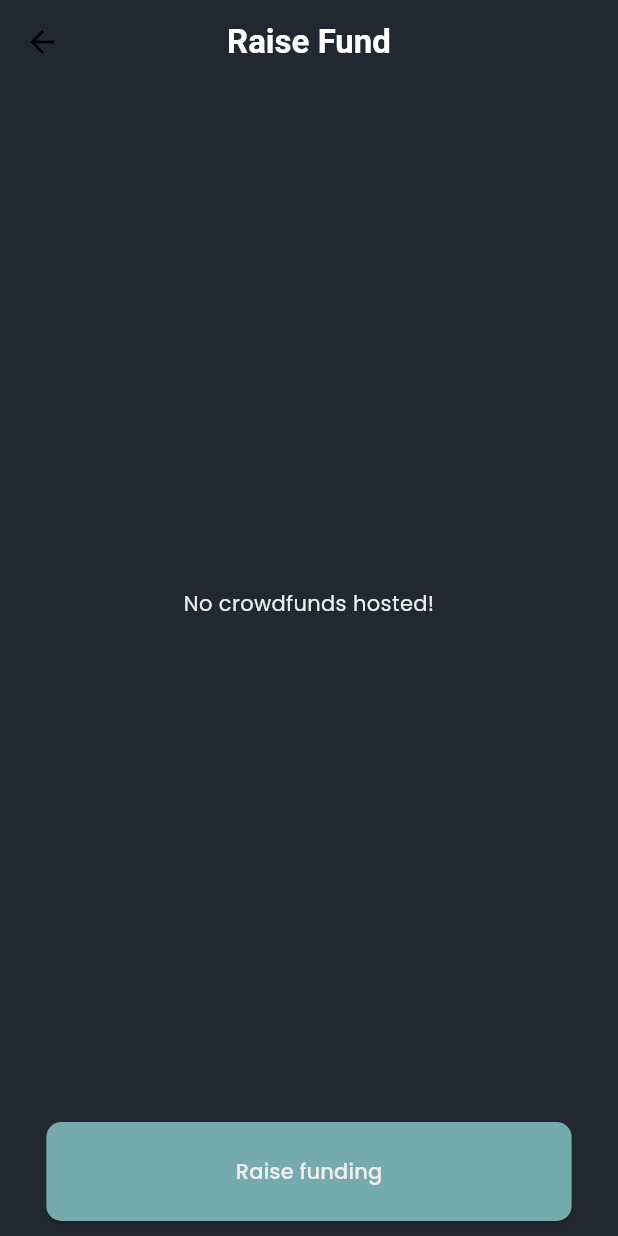
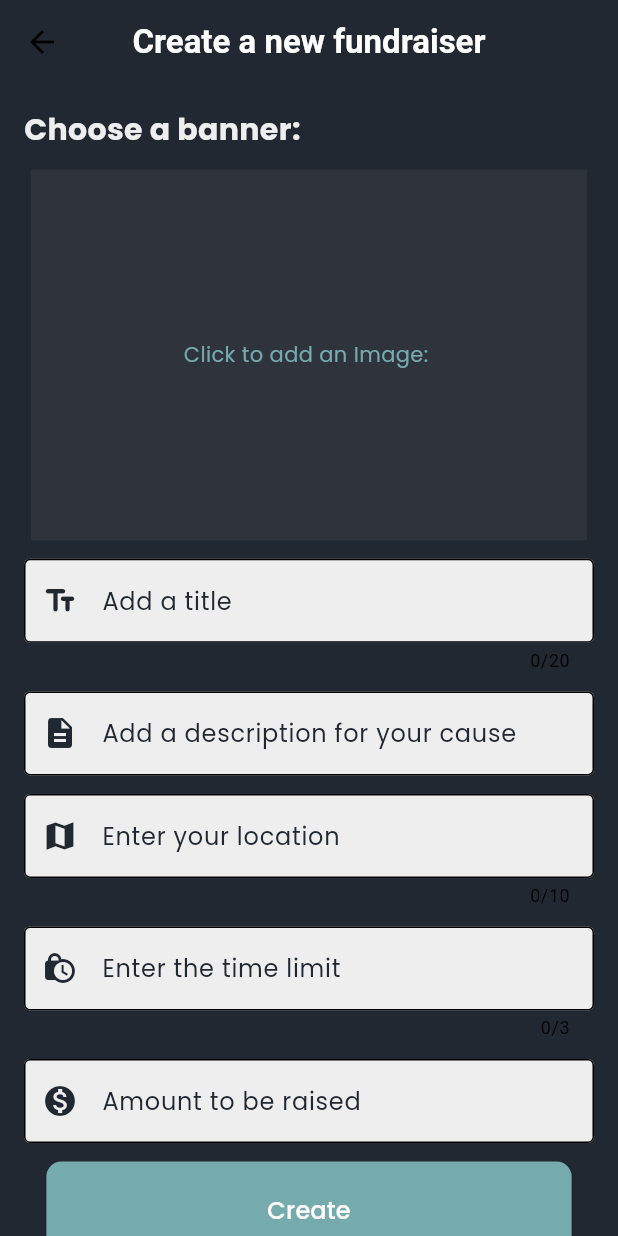
Before and after one commit to UttkarshM/hackbangalore, a Flutter app: the RaiseFundScreen screen opened directly, after a tap on "Raise funding", on a phone screen of 412 x 824 dp. Run offline on Flutter 3.47's test engine with Material 3 defaults, Android fonts, the light colour scheme and no system bars; our stand-ins replace firebase_auth, firebase_core, flutter_riverpod, flutter_svg, gap, google_fonts and 2 more; accounts and stored records are empty.

Commit message:
create your own funding page

```diff
--- /dev/null
+++ b/client/lib/models/my_fund.dart
@@ -0,0 +1,21 @@
+import 'package:flutter/material.dart';
+import 'package:image_picker/image_picker.dart';
+
+class MyFund {
+  final XFile? image;
+  final String title;
+  final String description;
+  final String location;
+  final String timeLeft;
+  final double fundsRaised;
+  final double fundsNeeded;
+
+  const MyFund(
+      {required this.image,
+      required this.title,
+      required this.description,
+      required this.location,
+      required this.timeLeft,
+      required this.fundsNeeded,
+      required this.fundsRaised});
+}
--- a/client/lib/providers/my_funds_provider.dart
+++ b/client/lib/providers/my_funds_provider.dart
@@ -1,19 +1,20 @@
 import 'package:client/models/fund.dart';
+import 'package:client/models/my_fund.dart';
 import 'package:riverpod/riverpod.dart';
 
-class MyFundsNotifier extends StateNotifier<List<Fund>> {
+class MyFundsNotifier extends StateNotifier<List<MyFund>> {
   MyFundsNotifier() : super([]);
 
-  void addFund(Fund fundOption) {
+  void addFund(MyFund fundOption) {
     state = [...state, fundOption];
   }
 
   void removeFund(int index) {
-    List<Fund> tempList = state;
+    List<MyFund> tempList = state;
     tempList.removeAt(index);
     state = tempList;
   }
 }
 
-final myFundsProvider = StateNotifierProvider<MyFundsNotifier, List<Fund>>(
+final myFundsProvider = StateNotifierProvider<MyFundsNotifier, List<MyFund>>(
     (ref) => MyFundsNotifier());
--- a/client/lib/screens/app/raise_fund_screen.dart
+++ b/client/lib/screens/app/raise_fund_screen.dart
@@ -1,6 +1,9 @@
 import 'package:client/providers/my_funds_provider.dart';
+import 'package:client/screens/app/home_screen.dart';
+import 'package:client/screens/features/create_fund_screen.dart';
 import 'package:client/themes/colors.dart';
 import 'package:client/widgets/fund_option.dart';
+import 'package:client/widgets/my_fund_option.dart';
 import 'package:flutter/cupertino.dart';
 import 'package:flutter/material.dart';
 import 'package:flutter/src/widgets/framework.dart';
@@ -27,27 +30,46 @@ class _RaiseFundScreenState extends ConsumerState<RaiseFundScreen> {
     return Scaffold(
       appBar: AppBar(
         centerTitle: true,
+        leading: IconButton(
+            icon: Icon(Icons.arrow_back),
+            onPressed: () {
+              Navigator.of(context).push(MaterialPageRoute(
+                    builder: (context) => const HomeScreen()));
+            },
+          ),
         title: Text(
           'Raise Fund',
           style: Theme.of(context).textTheme.titleLarge,
         ),
         backgroundColor: colors.d1,
       ),
-      body: Column(
+      body: Padding(
+        padding: const EdgeInsets.all(16),
+        child: Column(
           children: [
             Expanded(
-            child: myFundsList.isNotEmpty?ListView.separated(
+              child: myFundsList.isNotEmpty
+                  ? ListView.separated(
                       itemBuilder: (context, index) =>
-                    FundOption(fundDetails: myFundsList[index], idx: index),
+                          MyFundOption(fundDetails: myFundsList[index], idx: index),
                       separatorBuilder: (context, index) => const Padding(
                             padding: EdgeInsets.only(top: 10),
                           ),
-                itemCount: myFundsList.length): Center(child: Text('No crowdfunds hosted!', style: TextStyle(color: colors.l1),),),
+                      itemCount: myFundsList.length)
+                  : Center(
+                      child: Text(
+                        'No crowdfunds hosted!',
+                        style: TextStyle(color: colors.l1),
+                      ),
+                    ),
             ),
             Padding(
               padding: const EdgeInsets.only(bottom: 10),
               child: ElevatedButton(
-              onPressed: () {},
+                onPressed: () {
+                  Navigator.of(context).push(MaterialPageRoute(
+                      builder: (context) => const CreateFundScreen()));
+                },
                 style: ElevatedButton.styleFrom(
                   backgroundColor: colors.l2,
                   minimumSize: Size(width * 0.85, height * 0.08),
@@ -65,6 +87,7 @@ class _RaiseFundScreenState extends ConsumerState<RaiseFundScreen> {
             ),
           ],
         ),
+      ),
     );
   }
 }
--- /dev/null
+++ b/client/lib/screens/features/create_fund_screen.dart
@@ -0,0 +1,227 @@
+import 'dart:io';
+
+import 'package:client/models/my_fund.dart';
+import 'package:client/providers/my_funds_provider.dart';
+import 'package:client/screens/app/home_screen.dart';
+import 'package:client/screens/app/raise_fund_screen.dart';
+import 'package:client/themes/colors.dart';
+import 'package:flutter/material.dart';
+import 'package:flutter/src/widgets/framework.dart';
+import 'package:flutter/widgets.dart';
+import 'package:flutter_riverpod/flutter_riverpod.dart';
+import 'package:gap/gap.dart';
+import 'package:image_picker/image_picker.dart';
+
+class CreateFundScreen extends ConsumerStatefulWidget {
+  const CreateFundScreen({super.key});
+
+  @override
+  ConsumerState<ConsumerStatefulWidget> createState() {
+    return _CreateFundScreenState();
+  }
+}
+
+class _CreateFundScreenState extends ConsumerState<CreateFundScreen> {
+  var titleController = TextEditingController();
+  var descriptionController = TextEditingController();
+  var locationController = TextEditingController();
+  var timeController = TextEditingController();
+  var amountController = TextEditingController();
+
+  AppColors colors = AppColors();
+  XFile? pickedImage;
+
+  void handlePickedImage() async {
+    final pickedImageFile =
+        await ImagePicker().pickImage(source: ImageSource.gallery);
+
+    setState(() {
+      pickedImage = pickedImageFile;
+    });
+  }
+
+  @override
+  Widget build(BuildContext context) {
+    var height = MediaQuery.of(context).size.height;
+    var width = MediaQuery.of(context).size.width;
+
+    void createFund() {
+      if (pickedImage != null || titleController.text != null) {
+        MyFund fund = MyFund(
+            image: pickedImage,
+            title: titleController.text,
+            description: descriptionController.text,
+            location: locationController.text,
+            timeLeft: timeController.text,
+            fundsNeeded: double.parse(amountController.text),
+            fundsRaised: 0);
+
+        setState(() {
+          ref.read(myFundsProvider.notifier).addFund(fund);
+        });
+        Navigator.of(context)
+            .push(MaterialPageRoute(builder: (context) => const RaiseFundScreen()));
+      }
+    }
+
+    return Scaffold(
+      appBar: AppBar(
+        centerTitle: true,
+        title: Text(
+          'Create a new fundraiser',
+          style: Theme.of(context).textTheme.titleLarge,
+        ),
+        backgroundColor: colors.d1,
+      ),
+      body: Center(
+        child: SingleChildScrollView(
+          child: Container(
+            padding: EdgeInsets.all(16),
+            child: Column(
+              children: [
+                Container(
+                  alignment: Alignment.centerLeft,
+                  padding: EdgeInsets.only(bottom: 12),
+                  child: Text(
+                    'Choose a banner:',
+                    style: TextStyle(
+                        color: colors.l1,
+                        fontSize: 20,
+                        fontWeight: FontWeight.bold),
+                  ),
+                ),
+                GestureDetector(
+                  onTap: handlePickedImage,
+                  child: Container(
+                    height: height * 0.3,
+                    width: width * 0.9,
+                    color: Colors.grey.withOpacity(0.1),
+                    child: pickedImage == null
+                        ? Center(
+                            child: Text(
+                              'Click to add an Image: ',
+                              style: TextStyle(color: colors.l2),
+                            ),
+                          )
+                        : Image.file(
+                            File(pickedImage!.path),
+                            fit: BoxFit.fill,
+                          ),
+                  ),
+                ),
+                Gap(height * 0.015),
+                Form(
+                  child: Column(
+                    children: [
+                      TextFormField(
+                        decoration: InputDecoration(
+                          labelText: 'Add a title',
+                          labelStyle: TextStyle(color: colors.d1),
+                          prefixIcon: Icon(
+                            Icons.text_fields_rounded,
+                            color: colors.d1,
+                          ),
+                          filled: true,
+                          fillColor: colors.l1,
+                          border: OutlineInputBorder(),
+                          focusedBorder: OutlineInputBorder(),
+                        ),
+                        maxLength: 20,
+                        keyboardType: TextInputType.text,
+                        controller: titleController,
+                      ),
+                      Gap(height * 0.015),
+                      TextFormField(
+                        decoration: InputDecoration(
+                          labelText: 'Add a description for your cause',
+                          labelStyle: TextStyle(color: colors.d1),
+                          prefixIcon: Icon(
+                            Icons.description,
+                            color: colors.d1,
+                          ),
+                          filled: true,
+                          fillColor: colors.l1,
+                          border: OutlineInputBorder(),
+                          focusedBorder: OutlineInputBorder(),
+                        ),
+                        keyboardType: TextInputType.text,
+                        controller: descriptionController,
+                      ),
+                      Gap(height * 0.015),
+                      TextFormField(
+                        decoration: InputDecoration(
+                          labelText: 'Enter your location',
+                          labelStyle: TextStyle(color: colors.d1),
+                          prefixIcon: Icon(
+                            Icons.map_sharp,
+                            color: colors.d1,
+                          ),
+                          filled: true,
+                          fillColor: colors.l1,
+                          border: OutlineInputBorder(),
+                          focusedBorder: OutlineInputBorder(),
+                        ),
+                        maxLength: 10,
+                        keyboardType: TextInputType.text,
+                        controller: locationController,
+                      ),
+                      Gap(height * 0.015),
+                      TextFormField(
+                        decoration: InputDecoration(
+                          labelText: 'Enter the time limit',
+                          labelStyle: TextStyle(color: colors.d1),
+                          prefixIcon: Icon(
+                            Icons.lock_clock,
+                            color: colors.d1,
+                          ),
+                          filled: true,
+                          fillColor: colors.l1,
+                          border: OutlineInputBorder(),
+                          focusedBorder: OutlineInputBorder(),
+                        ),
+                        maxLength: 3,
+                        keyboardType: TextInputType.number,
+                        controller: timeController,
+                      ),
+                      Gap(height * 0.015),
+                      TextFormField(
+                        decoration: InputDecoration(
+                          labelText: 'Amount to be raised',
+                          labelStyle: TextStyle(color: colors.d1),
+                          prefixIcon: Icon(
+                            Icons.monetization_on,
+                            color: colors.d1,
+                          ),
+                          filled: true,
+                          fillColor: colors.l1,
+                          border: OutlineInputBorder(),
+                          focusedBorder: OutlineInputBorder(),
+                        ),
+                        keyboardType: TextInputType.number,
+                        controller: amountController,
+                      ),
+                      Gap(height * 0.015),
+                      ElevatedButton(
+                        onPressed: createFund,
+                        style: ElevatedButton.styleFrom(
+                            backgroundColor: colors.l2,
+                            minimumSize: Size(width * 0.85, height * 0.08),
+                            shape: const RoundedRectangleBorder(
+                                borderRadius:
+                                    BorderRadius.all(Radius.circular(10)))),
+                        child: const Text(
+                          'Create',
+                          style: TextStyle(color: Colors.white, fontSize: 16),
+                        ),
+                      ),
+                    ],
+                  ),
+                ),
+              ],
+            ),
+          ),
+        ),
+      ),
+    );
+  }
+}
--- a/client/pubspec.yaml
+++ b/client/pubspec.yaml
@@ -42,6 +42,7 @@ dependencies:
   firebase_auth: ^4.19.5
   firebase_core: ^2.31.0
   flutter_riverpod: ^2.5.1
+  image_picker: ^1.1.1
 
 dev_dependencies:
   flutter_test:
```
Also changed, not shown: client/lib/widgets/my_fund_option.dart (added, +139 -0 lines), client/pubspec.lock, 5 other files. Lines whose indentation alone changed are shown as unchanged.
